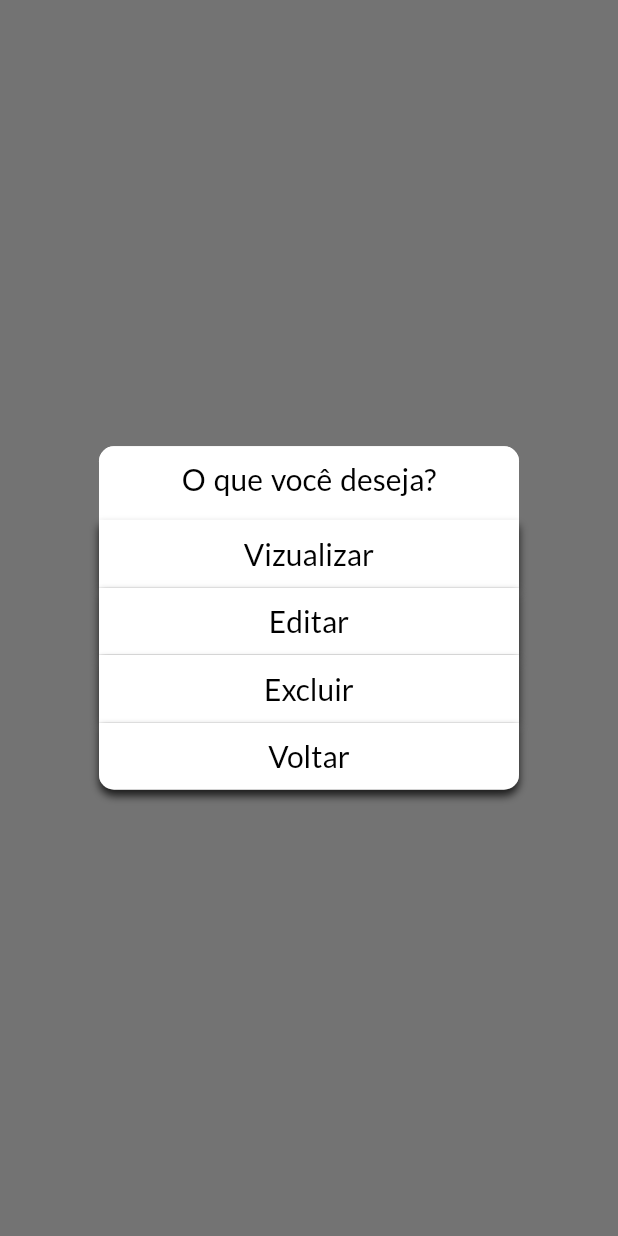
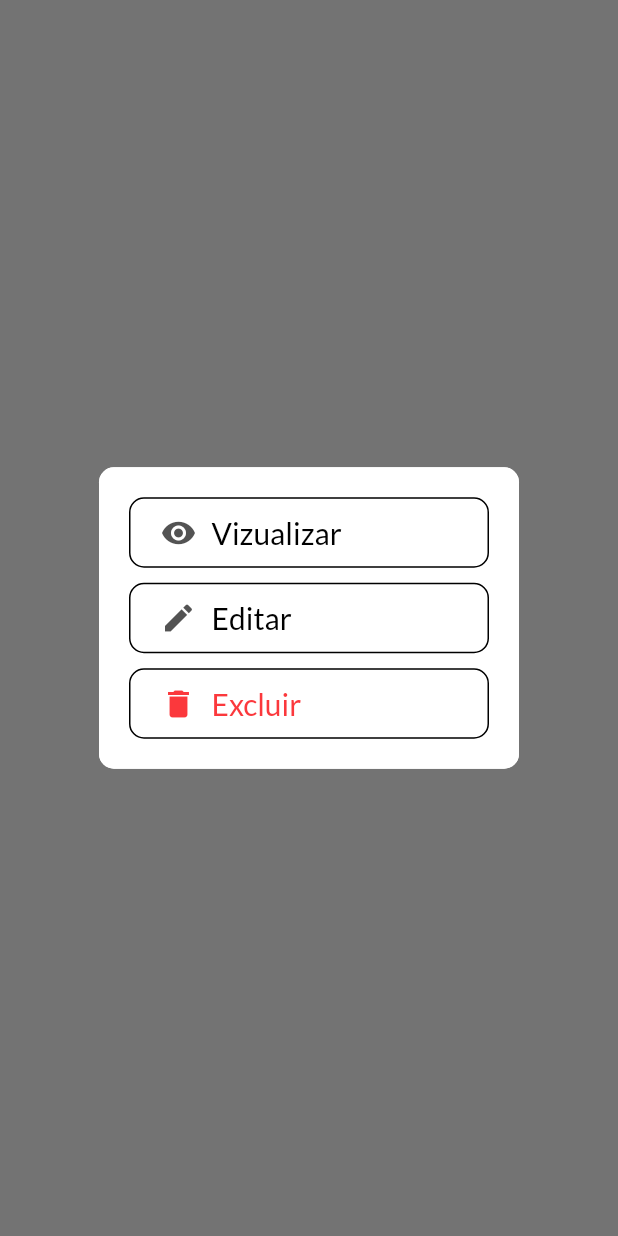
Before and after one commit to jpbrites/Nuceu-App, a Flutter app: what editEventDialoig() shows on an empty page, opened directly with empty values, on a phone screen of 412 x 824 dp. Run offline on Flutter 3.47's test engine with Material 2 defaults, Android fonts, the light colour scheme and no system bars; our stand-ins replace cloud_firestore, email_validator, file_picker, firebase_auth, firebase_core, firebase_storage and 4 more; accounts and stored records are empty; network calls fail.

Commit message:
Modificação do popup de edição do evento

```diff
--- a/lib/utils/dialogs/admin_event_dialog.dart
+++ b/lib/utils/dialogs/admin_event_dialog.dart
@@ -1,5 +1,6 @@
 import 'package:flutter/material.dart';
 import 'package:nuceu/themes/themes.dart';
+import 'package:fluttericon/font_awesome5_icons.dart';
 
 editEventDialoig({
   required BuildContext context,
@@ -26,105 +27,105 @@ editEventDialoig({
             mainAxisSize: MainAxisSize.min,
             crossAxisAlignment: CrossAxisAlignment.center,
             children: [
-              Text('O que você deseja?',
-                  textAlign: TextAlign.center, style: Themes.latoRegular(20)),
-              const SizedBox(height: 15),
               Column(
                 //mainAxisAlignment: MainAxisAlignment.start,
                 children: [
-                  InkWell(
+                 Padding(
+                  padding: EdgeInsets.only(top: 10),
+                  child: InkWell(
                     onTap: onView,
                     child: Container(
-                      width: double.infinity,
-                      height: 45,
+                      width: 240,
+                      height: 47,
                       decoration: BoxDecoration(
+                        borderRadius: BorderRadius.circular(10),
+                        border: Border.all(color: Color.fromARGB(255, 0, 0, 0)),
                         color: Colors.white,
-                        boxShadow: [
-                          BoxShadow(
-                            color: Colors.black.withOpacity(0.75),
-                            blurRadius: 4,
-                            offset: const Offset(0, 4),
+                      ),
+                      child: Row(
+                        children: [
+                        Padding(
+                          padding: EdgeInsets.only(left: 20, right: 10, top: 0, bottom: 0),
+                          child: Icon(
+                            Icons.remove_red_eye,
+                            color: Color(0xFF535353),
+                            size: 24,
                           ),
-                        ],
-                      ),
-                      child: Center(
-                        child: Text(
+                        ),
+                        Text(
                           'Vizualizar',
                           style: Themes.latoRegular(20),
                         ),
+                        ]
                       ),
                     ),
                   ),
-                  InkWell(
+                 ),
+
+                  Padding(
+                  padding: EdgeInsets.only(top: 10),
+                  child: InkWell(
                     onTap: onEdit,
                     child: Container(
-                      width: double.infinity,
-                      height: 45,
+                      width: 240,
+                      height: 47,
                       decoration: BoxDecoration(
+                        borderRadius: BorderRadius.circular(10),
+                        border: Border.all(color: Color.fromARGB(255, 0, 0, 0)),
                         color: Colors.white,
-                        boxShadow: [
-                          BoxShadow(
-                            color: Colors.black.withOpacity(0.75),
-                            blurRadius: 4,
-                            offset: const Offset(0, 4),
+
+                      ),
+                      child: Row(
+                        children: [
+                        Padding(
+                          padding: EdgeInsets.only(left: 20, right: 10, top: 0, bottom: 0),
+                          child: Icon(
+                            Icons.edit,
+                            color: Color(0xFF535353),
+                            size: 24,
                           ),
-                        ],
-                      ),
-                      child: Center(
-                        child: Text(
+                        ),
+                        Text(
                           'Editar',
                           style: Themes.latoRegular(20),
                         ),
+                        ]
                       ),
                     ),
                   ),
-                  InkWell(
+                  ),
+
+                  Padding(
+                  padding: EdgeInsets.only(top: 10, bottom: 20),
+                  child: InkWell(
                     onTap: onDelete,
                     child: Container(
-                      width: double.infinity,
-                      height: 45,
+                      width: 240,
+                      height: 47,
                       decoration: BoxDecoration(
+                        borderRadius: BorderRadius.circular(10),
+                        border: Border.all(color: Color.fromARGB(255, 0, 0, 0)),
                         color: Colors.white,
-                        boxShadow: [
-                          BoxShadow(
-                            color: Colors.black.withOpacity(0.75),
-                            blurRadius: 4,
-                            offset: const Offset(0, 4),
+
+                      ),
+                      child: Row(
+                        children: [
+                        Padding(
+                          padding: EdgeInsets.only(left: 20, right: 10, top: 0, bottom: 0),
+                          child: Icon(
+                            Icons.delete,
+                            color: Color(0xFFFB383C),
+                            size: 24,
                           ),
-                        ],
-                      ),
-                      child: Center(
-                        child: Text(
+                        ),
+                        Text(
                           'Excluir',
-                          style: Themes.latoRegular(20),
+                          style: Themes.latoRegular(20).copyWith(color: Color(0xFFFB383C)),
                         ),
+                        ]
                       ),
                     ),
                   ),
-                  const SizedBox(width: 10),
-                  InkWell(
-                    onTap: () {
-                      Navigator.pop(context);
-                    },
-                    child: Container(
-                      width: double.infinity,
-                      height: 45,
-                      decoration: BoxDecoration(
-                        color: Colors.white,
-                        borderRadius:
-                            BorderRadius.vertical(bottom: Radius.circular(10)),
-                        boxShadow: [
-                          BoxShadow(
-                            color: Colors.black.withOpacity(0.75),
-                            blurRadius: 4,
-                            offset: const Offset(0, 4),
-                          ),
-                        ],
-                      ),
-                      child: Center(
-                        child: Text('Voltar', style: Themes.latoRegular(20)),
-                      ),
-                    ),
                   ),
                 ],
               ),
```
